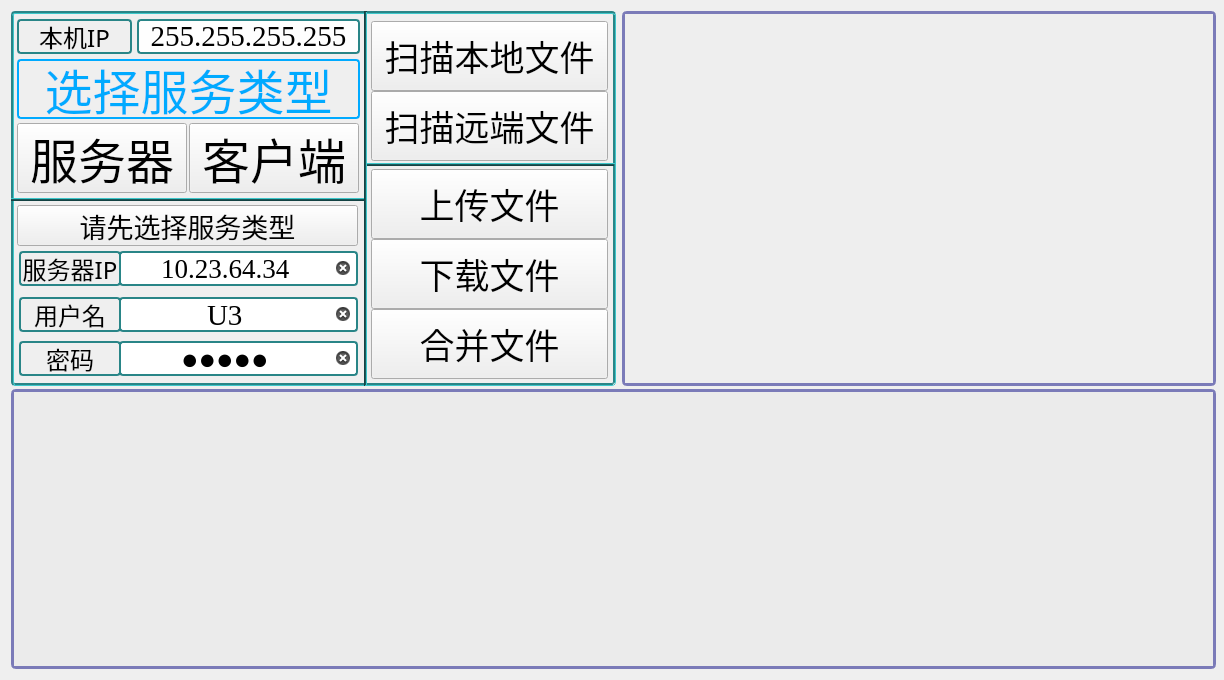
This is FTPUtil.ui in LeeGingko/Terminal as Qt 5 draws it before an edit. The edited form follows.
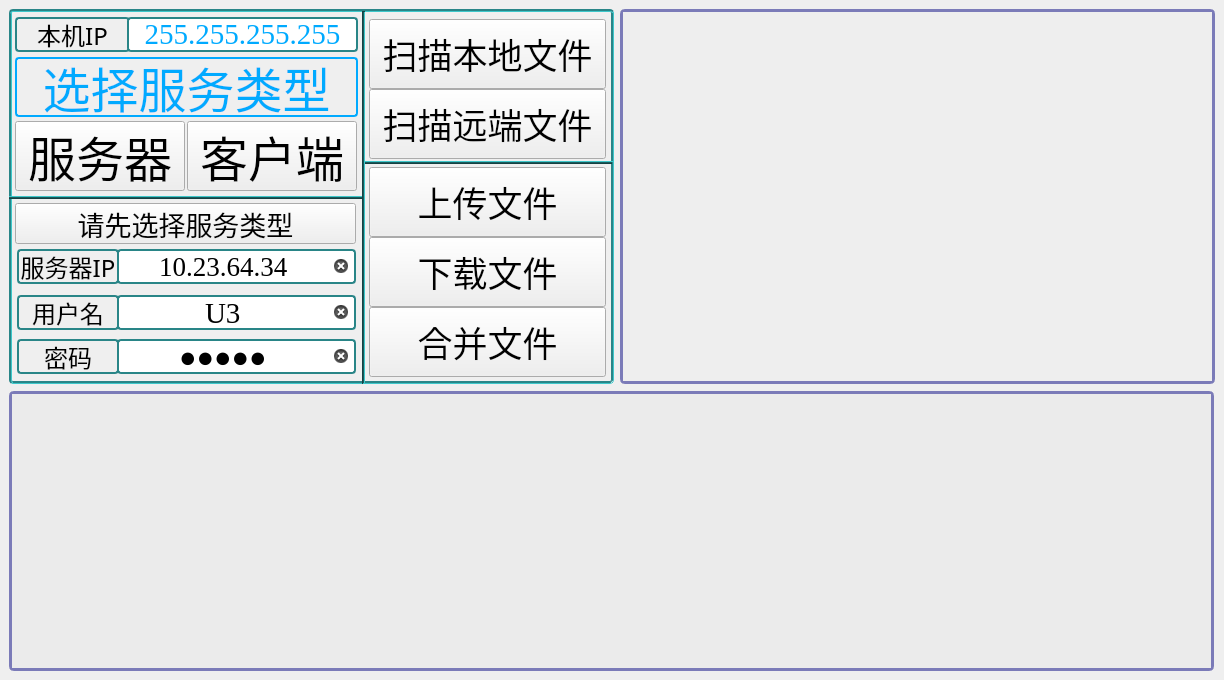
This is the edited form.

Diff of the .ui file:
```diff
--- a/FTPUtil.ui
+++ b/FTPUtil.ui
@@ -28,9 +28,15 @@
   <property name="windowTitle">
    <string>Form</string>
   </property>
-  <layout class="QFormLayout" name="formLayout">
-   <item row="0" column="0">
     <widget class="QGroupBox" name="groupBox">
+   <property name="geometry">
+    <rect>
+     <x>9</x>
+     <y>9</y>
+     <width>605</width>
+     <height>375</height>
+    </rect>
+   </property>
      <property name="sizePolicy">
       <sizepolicy hsizetype="Fixed" vsizetype="Fixed">
        <horstretch>0</horstretch>
@@ -644,9 +650,9 @@
      <widget class="QLabel" name="lb_LocalIP">
       <property name="geometry">
        <rect>
-        <x>126</x>
+      <x>118</x>
         <y>8</y>
-        <width>223</width>
+      <width>231</width>
         <height>35</height>
        </rect>
       </property>
@@ -662,7 +668,9 @@
        <string notr="true">QLabel{
 	border-radius: 4px;	
 	border:2px solid rgb(41, 133, 135);
-	background-color: rgb(254, 254, 254);
+	
+	color: rgb(0, 170, 255);
+	background-color: rgb(255, 255, 255);
 }</string>
       </property>
       <property name="inputMethodHints">
@@ -1119,9 +1127,9 @@
       <property name="geometry">
        <rect>
         <x>352</x>
-        <y>0</y>
+      <y>2</y>
         <width>4</width>
-        <height>375</height>
+      <height>373</height>
        </rect>
       </property>
       <property name="palette">
@@ -2625,9 +2633,9 @@
      <widget class="Line" name="line_Right">
       <property name="geometry">
        <rect>
-        <x>354</x>
+      <x>353</x>
         <y>151</y>
-        <width>250</width>
+      <width>251</width>
         <height>4</height>
        </rect>
       </property>
@@ -3124,12 +3132,18 @@
      <zorder>btn_ThisPCAsClient</zorder>
      <zorder>line</zorder>
     </widget>
-   </item>
-   <item row="0" column="1">
     <widget class="QTextBrowser" name="tb_Message">
      <property name="enabled">
       <bool>true</bool>
      </property>
+   <property name="geometry">
+    <rect>
+     <x>620</x>
+     <y>9</y>
+     <width>595</width>
+     <height>375</height>
+    </rect>
+   </property>
      <property name="sizePolicy">
       <sizepolicy hsizetype="Expanding" vsizetype="Fixed">
        <horstretch>0</horstretch>
@@ -3138,7 +3152,7 @@
      </property>
      <property name="minimumSize">
       <size>
-       <width>594</width>
+     <width>595</width>
        <height>375</height>
       </size>
      </property>
@@ -3405,10 +3419,22 @@
 &lt;/style&gt;&lt;/head&gt;&lt;body style=&quot; font-family:'Cascadia Mono PL SemiLight'; font-size:16pt; font-weight:400; font-style:normal;&quot;&gt;
 &lt;p style=&quot;-qt-paragraph-type:empty; margin-top:0px; margin-bottom:0px; margin-left:0px; margin-right:0px; -qt-block-indent:0; text-indent:0px;&quot;&gt;&lt;br /&gt;&lt;/p&gt;&lt;/body&gt;&lt;/html&gt;</string>
      </property>
-    </widget>
-   </item>
-   <item row="1" column="0" colspan="2">
+   <property name="textInteractionFlags">
+    <set>Qt::TextBrowserInteraction</set>
+   </property>
+   <property name="placeholderText">
+    <string/>
+   </property>
+  </widget>
     <widget class="QTableView" name="tv_FileInfo">
+   <property name="geometry">
+    <rect>
+     <x>9</x>
+     <y>391</y>
+     <width>1205</width>
+     <height>280</height>
+    </rect>
+   </property>
      <property name="minimumSize">
       <size>
        <width>1205</width>
@@ -3911,8 +3937,6 @@
       <number>54</number>
      </attribute>
     </widget>
-   </item>
-  </layout>
  </widget>
  <tabstops>
   <tabstop>le_ServerIP</tabstop>
```
Left out of the diff: 6 changed lines with no effect on the pictures. Lines whose indentation alone changed are shown as unchanged.
